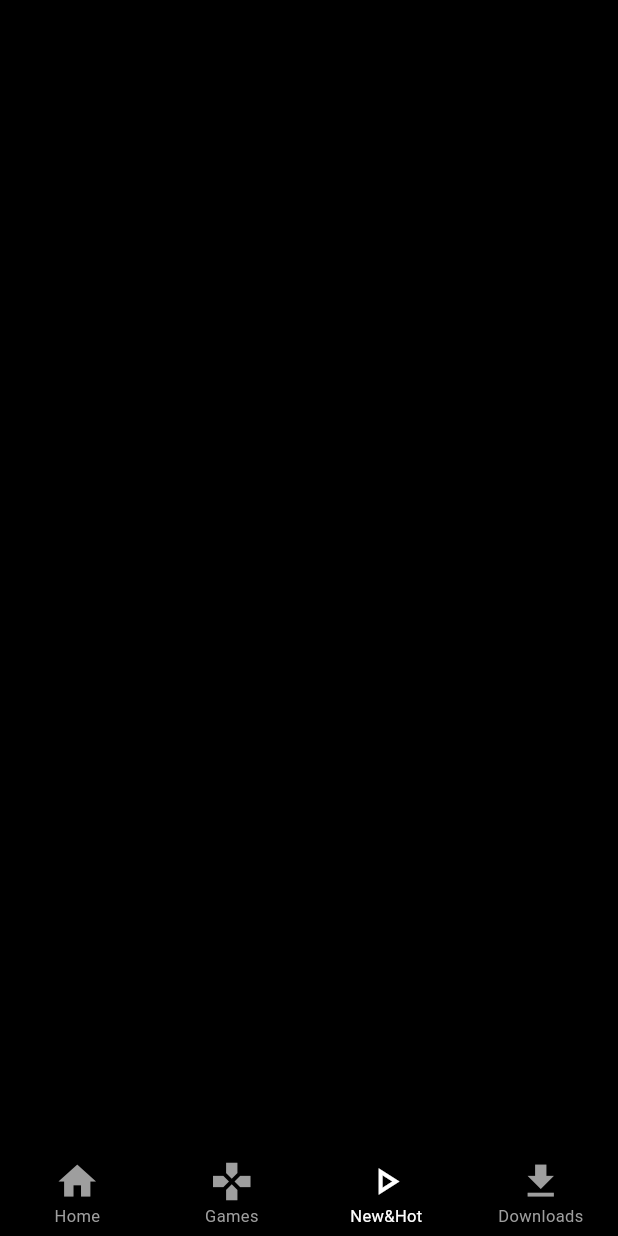
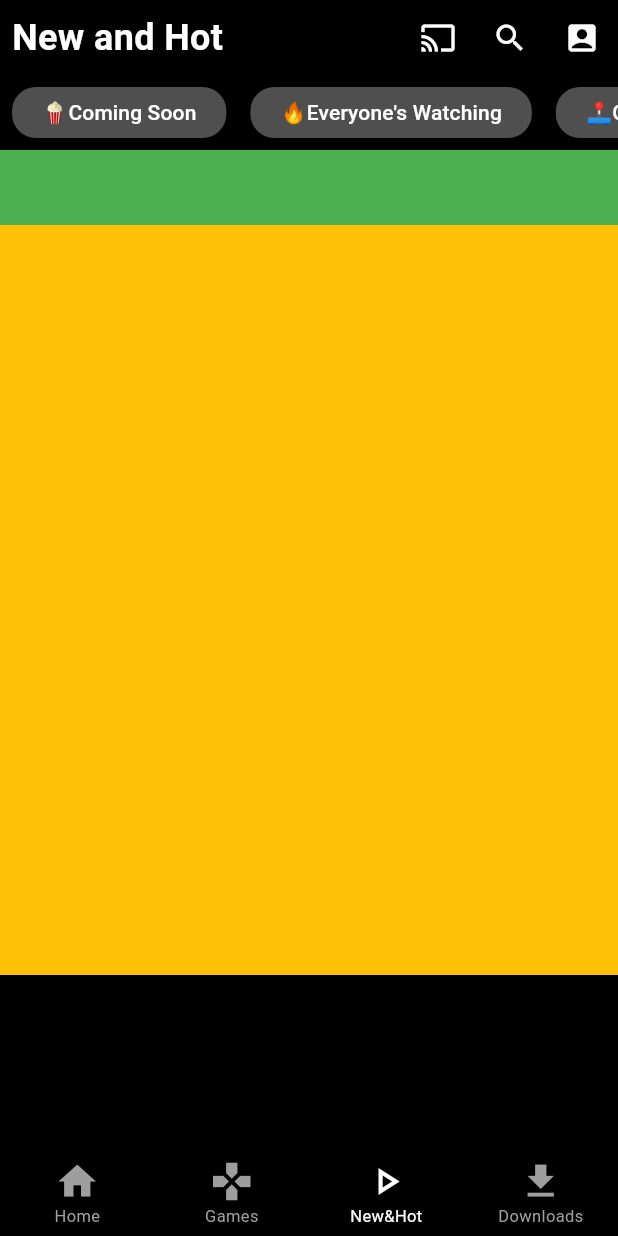
Before and after one commit to VineethChabala/flutter_netflix_clone, a Flutter app: the screen it shows after launch, item 3 of the bottom bar chosen, on a phone screen of 412 x 824 dp. Run offline on Flutter 3.47's test engine with Material 2 defaults, Android fonts, the light colour scheme and no system bars; our stand-ins replace video_player.

```diff
--- a/flutter_netflix_clone/lib/main.dart
+++ b/flutter_netflix_clone/lib/main.dart
@@ -18,7 +18,7 @@ class MyApp extends StatelessWidget {
           colorScheme: ColorScheme.fromSeed(seedColor: Colors.deepPurple),
           useMaterial3: true,
           scaffoldBackgroundColor: Colors.black),
-      home: NavScreen(),
+      home: const NavScreen(),
     );
   }
 }
--- a/flutter_netflix_clone/lib/screens/nav_screen.dart
+++ b/flutter_netflix_clone/lib/screens/nav_screen.dart
@@ -1,5 +1,6 @@
 import 'package:flutter/material.dart';
 import 'package:flutter_netflix_clone/screens/home_screen.dart';
+import 'package:flutter_netflix_clone/screens/new_hot_screen.dart';
 
 class NavScreen extends StatefulWidget {
   const NavScreen({super.key});
@@ -12,7 +13,7 @@ class _NavScreenState extends State<NavScreen> {
   final List<Widget> screens = [
     const HomeScreen(key: PageStorageKey('homeScreen'),),
     const Scaffold(),
-    const Scaffold(),
+    const NewandHotScreen(),
     const Scaffold()
   ];
 
--- /dev/null
+++ b/flutter_netflix_clone/lib/screens/new_hot_screen.dart
@@ -0,0 +1,147 @@
+import 'package:flutter/material.dart';
+
+class NewandHotScreen extends StatefulWidget {
+  const NewandHotScreen({super.key});
+
+  @override
+  State<NewandHotScreen> createState() => _NewandHotScreenState();
+}
+
+class _NewandHotScreenState extends State<NewandHotScreen> {
+  List<Widget> horizontalButtons() {
+    List<Widget> buttons = [];
+    buttons.add(Padding(
+      padding: const EdgeInsets.all(8.0),
+      child: FloatingActionButton.extended(
+        backgroundColor: Colors.grey.withOpacity(0.5),
+        onPressed: () => print("Coming Soon"),
+        label: const Text(
+          "🍿Coming Soon",
+          style: TextStyle(color: Colors.white),
+        ),
+      ),
+    ));
+    buttons.add(Padding(
+      padding: const EdgeInsets.all(8.0),
+      child: FloatingActionButton.extended(
+        backgroundColor: Colors.grey.withOpacity(0.5),
+        onPressed: () => print("Everyone's Watching"),
+        label: const Text(
+          "🔥Everyone's Watching",
+          style: TextStyle(color: Colors.white),
+        ),
+      ),
+    ));
+    buttons.add(Padding(
+      padding: const EdgeInsets.all(8.0),
+      child: FloatingActionButton.extended(
+        backgroundColor: Colors.grey.withOpacity(0.5),
+        onPressed: () => print("Games"),
+        label: const Text(
+          "🕹Games",
+          style: TextStyle(color: Colors.white),
+        ),
+      ),
+    ));
+    buttons.add(Padding(
+      padding: const EdgeInsets.all(8.0),
+      child: FloatingActionButton.extended(
+        backgroundColor: Colors.grey.withOpacity(0.5),
+        onPressed: () => print("Top 10 TV Shows"),
+        label: const Text(
+          "🔟Top 10 TV Shows",
+          style: TextStyle(color: Colors.white),
+        ),
+      ),
+    ));
+    buttons.add(Padding(
+      padding: const EdgeInsets.all(8.0),
+      child: FloatingActionButton.extended(
+        backgroundColor: Colors.grey.withOpacity(0.5),
+        onPressed: () => print("Top 10 Movies"),
+        label: const Text(
+          "🔟Top 10 Movies",
+          style: TextStyle(color: Colors.white),
+        ),
+      ),
+    ));
+    return buttons;
+  }
+
+  @override
+  Widget build(BuildContext context) {
+    return Scaffold(
+      appBar: PreferredSize(
+        preferredSize: Size(MediaQuery.of(context).size.width, 50.0),
+        child: const NHAppBar(),
+      ),
+      body: SingleChildScrollView(
+          child: Column(
+        children: [
+          SizedBox(
+            height: 50.0,
+            child: ListView(
+              scrollDirection: Axis.horizontal,
+              children: horizontalButtons(),
+            ),
+          ),
+          Container(
+            height: 50.0,
+            color: Colors.green,
+          ),
+          Container(
+            height: 500.0,
+            color: Colors.amber,
+          )
+        ],
+      )),
+    );
+  }
+}
+
+class NHAppBar extends StatelessWidget {
+  const NHAppBar({super.key});
+
+  @override
+  Widget build(BuildContext context) {
+    return SafeArea(
+      child: SizedBox(
+        height: 50.0,
+        child:
+            Row(mainAxisAlignment: MainAxisAlignment.spaceBetween, children: [
+          const Padding(
+            padding: EdgeInsets.all(8.0),
+            child: Text(
+              "New and Hot",
+              style: TextStyle(
+                color: Colors.white,
+                fontSize: 24.0,
+                fontWeight: FontWeight.bold,
+              ),
+            ),
+          ),
+          Row(
+            mainAxisAlignment: MainAxisAlignment.spaceEvenly,
+            children: [
+              IconButton(
+                onPressed: () => print("Cast Screen Pressed"),
+                icon: const Icon(Icons.cast),
+                color: Colors.white,
+              ),
+              IconButton(
+                onPressed: () => print("Search Pressed"),
+                icon: const Icon(Icons.search),
+                color: Colors.white,
+              ),
+              IconButton(
+                onPressed: () => print("Profile pressed"),
+                icon: const Icon(Icons.account_box),
+                color: Colors.white,
+              )
+            ],
+          )
+        ]),
+      ),
+    );
+  }
+}
--- a/flutter_netflix_clone/lib/widgets/custom_appbar.dart
+++ b/flutter_netflix_clone/lib/widgets/custom_appbar.dart
@@ -11,7 +11,7 @@ class _CustomAppBarState extends State<CustomAppBar> {
   @override
   Widget build(BuildContext context) {
     return Container(
-        padding: EdgeInsets.all(10.0),
+        padding: const EdgeInsets.all(10.0),
         color: Colors.transparent,
         child: SafeArea(
           child: Row(
@@ -33,7 +33,7 @@ class _CustomAppBarState extends State<CustomAppBar> {
                   ),
                   IconButton(
                     onPressed: () => print("Profile pressed"),
-                    icon: Icon(Icons.account_box),
+                    icon: const Icon(Icons.account_box),
                     color: Colors.white,
                   )
                 ],
--- a/flutter_netflix_clone/pubspec.yaml
+++ b/flutter_netflix_clone/pubspec.yaml
@@ -35,6 +35,7 @@ dependencies:
   # The following adds the Cupertino Icons font to your application.
   # Use with the CupertinoIcons class for iOS style icons.
   cupertino_icons: ^1.0.2
+  video_player: ^2.6.1
 
 dev_dependencies:
   flutter_test:
```
Also changed, not shown: flutter_netflix_clone/lib/data.dart (+74 -12 lines), flutter_netflix_clone/lib/screens/video_detail_screen.dart (added, +254 -0 lines), flutter_netflix_clone/lib/widgets/content_header.dart (+21 -1 lines), flutter_netflix_clone/lib/widgets/movielist.dart (+26 -9 lines), flutter_netflix_clone/pubspec.lock, 2 other files.
